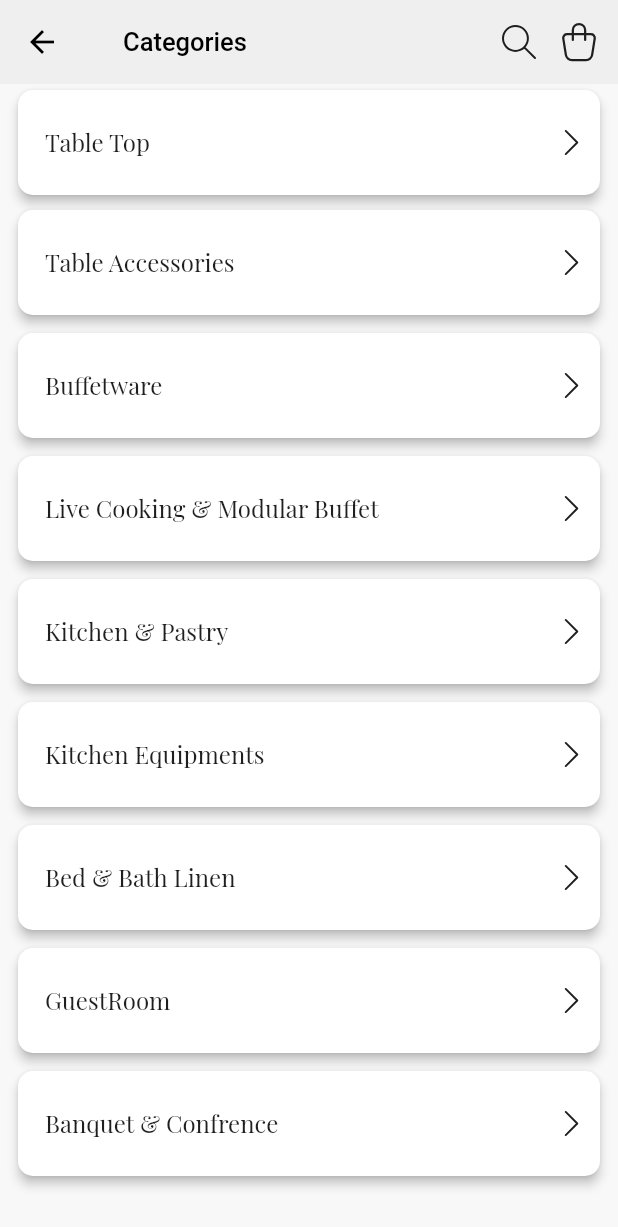
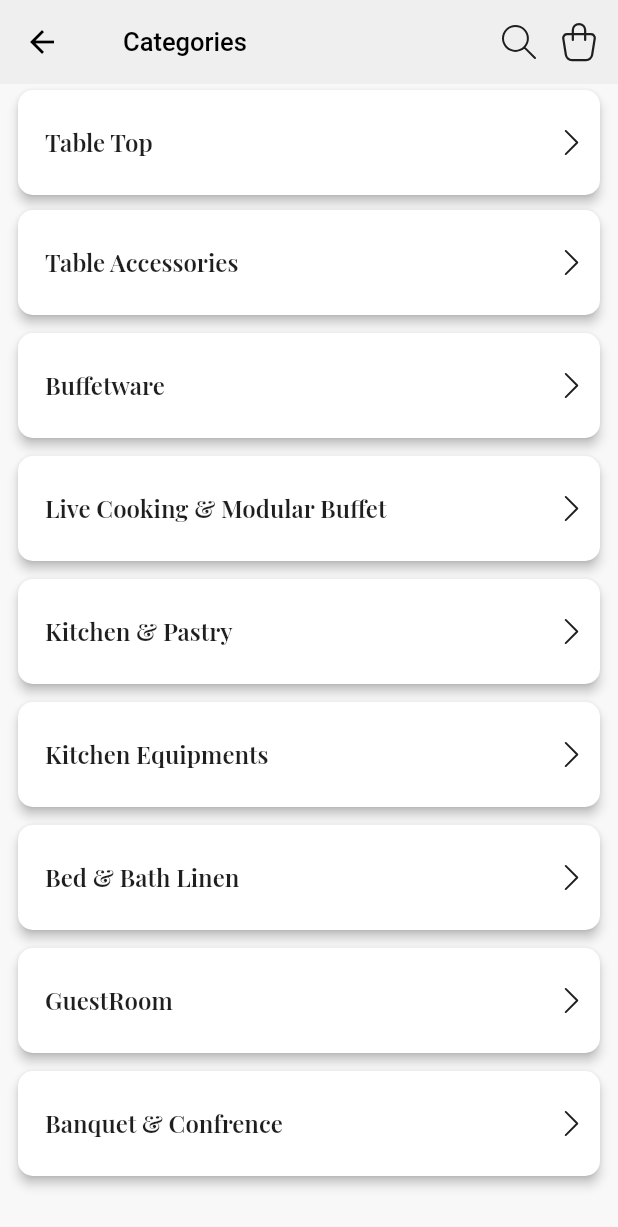
Before and after one commit to Lokendra16/horecca, a Flutter app: the CategoryListScreen screen opened by its route, on a phone screen of 412 x 824 dp. Shown: the top 1227 px of the screen. Run offline on Flutter 3.47's test engine with Material 2 defaults, Android fonts, the phone set to English and light mode, and no system bars; our stand-ins replace badges, cached_network_image, dio, flutter_html, flutter_native_splash, flutter_rating_bar and 11 more; accounts and stored records are empty; generated files the repository leaves out were written again; network calls fail; statements that could not run were skipped.

Commit message:
"change in category or drawer Ui "

```diff
--- a/lib/app/modules/category_screen/view/category_list_screen.dart
+++ b/lib/app/modules/category_screen/view/category_list_screen.dart
@@ -101,7 +101,7 @@ class CategoryListScreen extends StatelessWidget {
                                     padding: const EdgeInsets.symmetric(horizontal: 8.0),
                                     child: Text(
                                       AppTags.tabletop,
-                                      style: AppThemeData.font16Weight400PlayfairDisplay,
+                                      style: AppThemeData.font16Weight600PlayfairBlack,
                                       maxLines: 1,
                                       softWrap: false,
                                       overflow: TextOverflow.ellipsis,
@@ -153,7 +153,7 @@ class CategoryListScreen extends StatelessWidget {
                                     padding: const EdgeInsets.symmetric(horizontal: 8.0),
                                     child: Text(
                                       AppTags.tableAccessories,
-                                      style: AppThemeData.font16Weight400PlayfairDisplay,
+                                      style: AppThemeData.font16Weight600PlayfairBlack,
                                       maxLines: 1,
                                       softWrap: false,
                                       overflow: TextOverflow.ellipsis,
@@ -205,7 +205,7 @@ class CategoryListScreen extends StatelessWidget {
                                     padding: const EdgeInsets.symmetric(horizontal: 8),
                                     child: Text(
                                       AppTags.buffetware,
-                                      style: AppThemeData.font16Weight400PlayfairDisplay,
+                                      style: AppThemeData.font16Weight600PlayfairBlack,
                                       maxLines: 1,
                                       softWrap: false,
                                       overflow: TextOverflow.ellipsis,
@@ -257,7 +257,7 @@ class CategoryListScreen extends StatelessWidget {
                                     padding: const EdgeInsets.symmetric(horizontal: 8.0),
                                     child: Text(
                                       AppTags.liveCookingmoduler,
-                                      style: AppThemeData.font16Weight400PlayfairDisplay,
+                                      style: AppThemeData.font16Weight600PlayfairBlack,
                                       maxLines: 1,
                                       softWrap: false,
                                       overflow: TextOverflow.ellipsis,
@@ -309,7 +309,7 @@ class CategoryListScreen extends StatelessWidget {
                                     padding: const EdgeInsets.symmetric(horizontal: 8.0),
                                     child: Text(
                                       AppTags.kitchen,
-                                      style: AppThemeData.font16Weight400PlayfairDisplay,
+                                      style: AppThemeData.font16Weight600PlayfairBlack,
                                       maxLines: 1,
                                       softWrap: false,
                                       overflow: TextOverflow.ellipsis,
@@ -361,7 +361,7 @@ class CategoryListScreen extends StatelessWidget {
                                     padding: const EdgeInsets.symmetric(horizontal: 8.0),
                                     child: Text(
                                       AppTags.kitchenequipments,
-                                      style: AppThemeData.font16Weight400PlayfairDisplay,
+                                      style: AppThemeData.font16Weight600PlayfairBlack,
                                       maxLines: 1,
                                       softWrap: false,
                                       overflow: TextOverflow.ellipsis,
@@ -413,7 +413,7 @@ class CategoryListScreen extends StatelessWidget {
                                     padding: const EdgeInsets.symmetric(horizontal: 8.0),
                                     child: Text(
                                       AppTags.bedbathlinen,
-                                      style: AppThemeData.font16Weight400PlayfairDisplay,
+                                      style: AppThemeData.font16Weight600PlayfairBlack,
                                       maxLines: 1,
                                       softWrap: false,
                                       overflow: TextOverflow.ellipsis,
@@ -465,7 +465,7 @@ class CategoryListScreen extends StatelessWidget {
                                     padding: const EdgeInsets.symmetric(horizontal: 8.0),
                                     child: Text(
                                       AppTags.guestroom,
-                                      style: AppThemeData.font16Weight400PlayfairDisplay,
+                                      style: AppThemeData.font16Weight600PlayfairBlack,
                                       maxLines: 1,
                                       softWrap: false,
                                       overflow: TextOverflow.ellipsis,
@@ -517,7 +517,7 @@ class CategoryListScreen extends StatelessWidget {
                                     padding: const EdgeInsets.symmetric(horizontal: 8.0),
                                     child: Text(
                                       AppTags.banquetConfrence,
-                                      style: AppThemeData.font16Weight400PlayfairDisplay,
+                                      style: AppThemeData.font16Weight600PlayfairBlack,
                                       maxLines: 1,
                                       softWrap: false,
                                       overflow: TextOverflow.ellipsis,
--- a/lib/app/modules/my_order_screen/view/order_list_screen.dart
+++ b/lib/app/modules/my_order_screen/view/order_list_screen.dart
@@ -32,7 +32,7 @@ class OrderListScreen extends StatelessWidget {
             : Padding(
                 padding: const EdgeInsets.only(top: 8.0),
                 child: ListView.builder(
-                  itemCount: 1,
+                  itemCount: controller.orderList.value.length,
                   itemBuilder: (context, index) {
                     return OrderItem(
                       item: controller.orderList.value[index],
--- a/lib/app/modules/wish_list_screen/controller/wishlist_controller.dart
+++ b/lib/app/modules/wish_list_screen/controller/wishlist_controller.dart
@@ -31,7 +31,7 @@ class WishlistController extends GetxController {
     AppPreference().getWishlistIds().then((value) {
       print("Wishlist Ids: $value");
       if (value != null && value.isNotEmpty) {
-        _getProductList(0, value
+        getProductList(0, value
         );
       } else {
         isEmpty.value = true;
@@ -40,7 +40,7 @@ class WishlistController extends GetxController {
     });
   }
 
-  Future<void> _getProductList(int pageKey, String? productIds) async {
+  Future<void> getProductList(int pageKey, String? productIds) async {
     final client = RestClient();
     // TODO SENDING THE COLLECTION ID HARD CODED
     var newItems = await client.getProductList("published",pageKey, _pageSize,productIds!, "");
--- a/lib/app/modules/wish_list_screen/view/wish_list_screen.dart
+++ b/lib/app/modules/wish_list_screen/view/wish_list_screen.dart
@@ -12,6 +12,7 @@ class WishListScreen extends StatelessWidget {
 
   final WishlistController controller = Get.put(WishlistController());
   final DashboardScreenController dashboardScreenController = Get.put(DashboardScreenController());
+
   @override
   Widget build(BuildContext context) {
     Size size = MediaQuery.of(context).size;
@@ -26,12 +27,12 @@ class WishListScreen extends StatelessWidget {
       ),
       body: Padding(
         padding: const EdgeInsets.only(bottom: 4.0),
-        child: Obx(() => controller.isLoading.value
+        child: Obx(() =>controller.isLoading.value
             ? const Center(child: CircularProgressIndicator())
             : controller.isEmpty.value ? const Center(child: Text("No Products Found in Wishlist")) : ListView.builder(
                 itemBuilder: (context, index) {
                   return ProductItem(
-                    isFromWishList: true,
+                   isFromWishList: true,
                     item: controller.productList[index],
                     onWishListItemRemove: () {
                       controller.removeItem(index);
```
Also changed, not shown: lib/app/widgets/side_menu.dart (+10 -0 lines), lib/app/widgets/wishlist_widget.dart (+10 -2 lines), lib/commons/dialogs/filter_pop_up.dart (+8 -2 lines), lib/commons/utils/app_preference.dart (+8 -5 lines).
